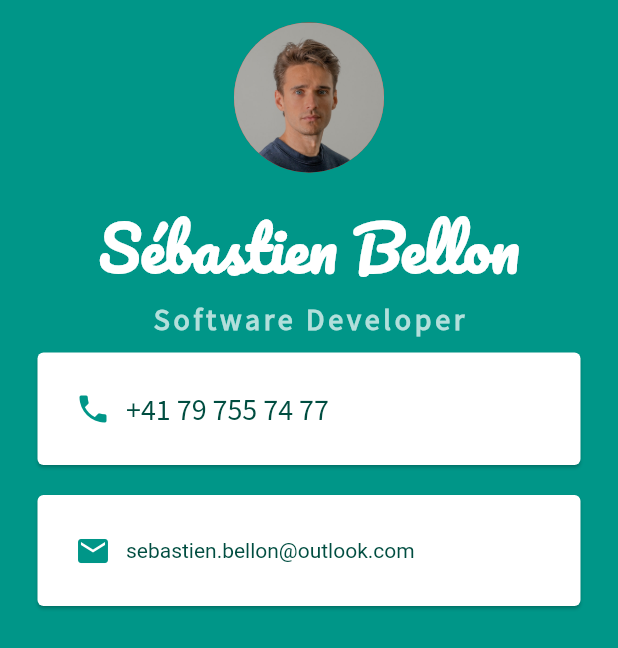
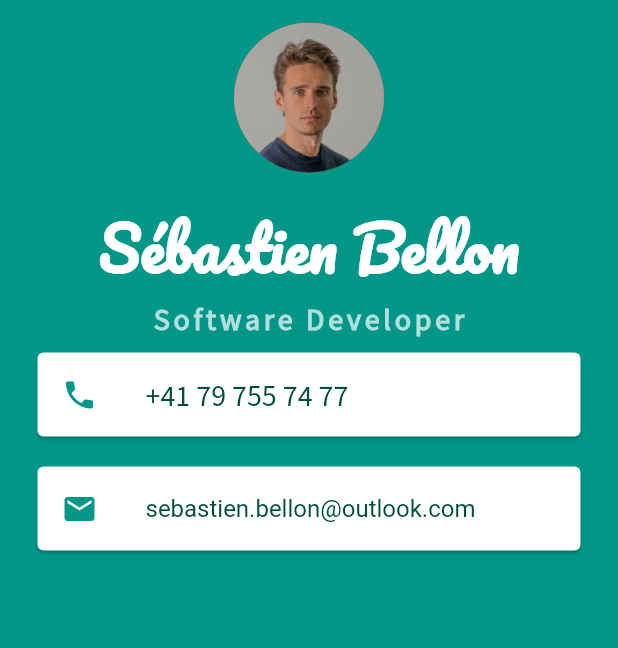
Before and after one commit to sebastienBellon/miCard, a Flutter app: the screen it shows after launch, on a phone screen of 412 x 824 dp. Shown: the top 648 px of the screen. Run offline on Flutter 3.47's test engine with Material 2 defaults, Android fonts, the phone set to English and light mode, and no system bars.

Commit message:
♻️ refactor card with padding using a ListTile that is way better to handle that

```diff
--- a/lib/main.dart
+++ b/lib/main.dart
@@ -48,50 +48,33 @@ class MyApp extends StatelessWidget {
                   vertical: 10.0,
                   horizontal: 25.0,
                 ),
-              child: Padding(
-                padding: const EdgeInsets.all(25.0),
-                child: Row(
-                  children: <Widget>[
-                    const Icon(Icons.phone, color: Colors.teal),
-                    const SizedBox(
-                      width: 10.0,
-                    ),
-                    Text(
+                child: ListTile(
+                  leading: const Icon(Icons.phone, color: Colors.teal),
+                  title: Text(
                     "+41 79 755 74 77",
                     style: TextStyle(
                       color: Colors.teal.shade900,
                       fontFamily: 'SourceSansPro',
                       fontSize: 20.0,
                     ),
-                    )
-                  ],
                   ),
-              ),
-            ),
+                )),
             Card(
               color: Colors.white,
               margin: const EdgeInsets.symmetric(
                 vertical: 10.0,
                 horizontal: 25.0,
               ),
-              child: Padding(
-                padding: const EdgeInsets.all(25.0),
-                child: Row(
-                  children: <Widget>[
-                    const Icon(
+              child: ListTile(
+                leading: const Icon(
                   Icons.mail,
                   color: Colors.teal,
                 ),
-                    const SizedBox(
-                      width: 10.0,
-                    ),
-                    Text(
+                title: Text(
                   'sebastien.bellon@outlook.com',
                   style: TextStyle(
                     color: Colors.teal.shade900,
                   ),
-                    ),
-                  ],
                 ),
               ),
             ),
```
Lines whose indentation alone changed are shown as unchanged.
